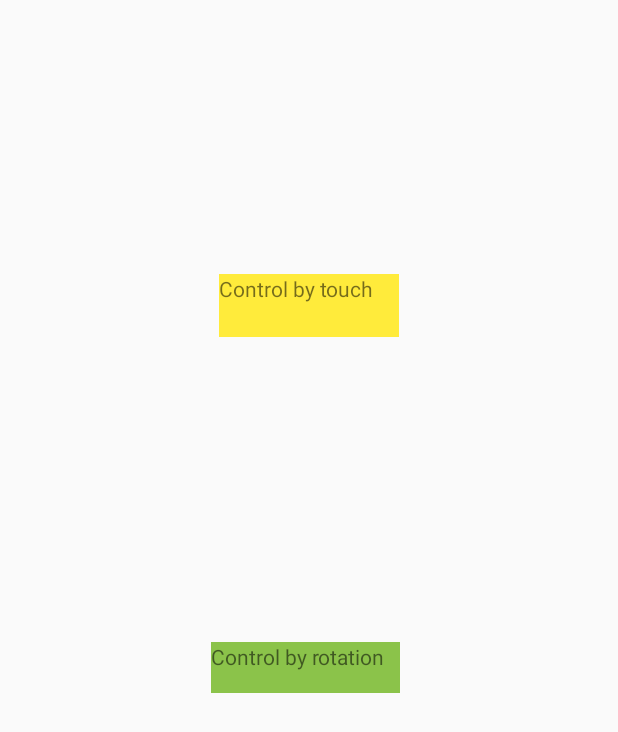
After one commit to JIR0096/LunarLander, an Android app: the SettingActivity screen opened directly, with no data from a screen before it, on a phone screen of 412 x 824 dp. The commit adds this screen. Shown: the top 732 px of the screen. Run offline under Robolectric (Android 15) with nearby library versions, the phone set to English and light mode, and no system bars.

Commit message:
Added settings activity with choice of game control

```diff
--- a/app/src/main/AndroidManifest.xml
+++ b/app/src/main/AndroidManifest.xml
@@ -9,7 +9,8 @@
         android:roundIcon="@mipmap/ic_launcher_round"
         android:supportsRtl="true"
         android:theme="@style/AppTheme">
-        <activity android:name=".GameActivity"></activity>
+        <activity android:name=".SettingActivity"></activity>
+        <activity android:name=".GameActivity" />
         <activity android:name=".MainActivity">
             <intent-filter>
                 <action android:name="android.intent.action.MAIN" />
--- a/app/src/main/java/com/example/lunarlander/MainActivity.java
+++ b/app/src/main/java/com/example/lunarlander/MainActivity.java
@@ -34,4 +34,8 @@ public class MainActivity extends Activity implements View.OnClickListener{
         //starting game activity
         startActivity(new Intent(this, GameActivity.class));
     }
+
+    public void setSettings(View v){
+        startActivity(new Intent(this, SettingActivity.class));
+    }
 }
--- /dev/null
+++ b/app/src/main/java/com/example/lunarlander/SettingActivity.java
@@ -0,0 +1,26 @@
+package com.example.lunarlander;
+
+import androidx.appcompat.app.AppCompatActivity;
+
+import android.os.Bundle;
+import android.view.View;
+
+public class SettingActivity extends AppCompatActivity {
+
+    @Override
+    protected void onCreate(Bundle savedInstanceState) {
+        super.onCreate(savedInstanceState);
+        setContentView(R.layout.activity_setting);
+
+    }
+
+    protected void controlByGyro(View view)
+    {
+        Settings.controlWithGyro = true;
+    }
+
+    protected void controlByTouch(View view)
+    {
+        Settings.controlWithGyro = false;
+    }
+}
--- /dev/null
+++ b/app/src/main/java/com/example/lunarlander/Settings.java
@@ -0,0 +1,5 @@
+package com.example.lunarlander;
+
+public class Settings {
+    public static boolean controlWithGyro;
+}
--- /dev/null
+++ b/app/src/main/res/layout/activity_setting.xml
@@ -0,0 +1,34 @@
+<?xml version="1.0" encoding="utf-8"?>
+<androidx.constraintlayout.widget.ConstraintLayout xmlns:android="http://schemas.android.com/apk/res/android"
+    xmlns:app="http://schemas.android.com/apk/res-auto"
+    xmlns:tools="http://schemas.android.com/tools"
+    android:layout_width="match_parent"
+    android:layout_height="match_parent"
+    tools:context=".SettingActivity">
+
+    <TextView
+        android:id="@+id/textView"
+        android:layout_width="120dp"
+        android:layout_height="42dp"
+        android:background="#FFEB3B"
+        android:text="Control by touch"
+        app:layout_constraintBottom_toTopOf="@+id/textView2"
+        app:layout_constraintEnd_toEndOf="parent"
+        app:layout_constraintStart_toStartOf="parent"
+        app:layout_constraintTop_toTopOf="parent"
+        app:layout_constraintVertical_bias="0.473" />
+
+    <TextView
+        android:id="@+id/textView2"
+        android:layout_width="126dp"
+        android:layout_height="34dp"
+        android:layout_marginBottom="296dp"
+        android:background="#8BC34A"
+        android:text="Control by rotation"
+        app:layout_constraintBottom_toBottomOf="parent"
+        app:layout_constraintEnd_toEndOf="parent"
+        app:layout_constraintHorizontal_bias="0.491"
+        app:layout_constraintStart_toStartOf="parent"
+        app:layout_constraintTop_toTopOf="parent"
+        app:layout_constraintVertical_bias="0.867" />
+</androidx.constraintlayout.widget.ConstraintLayout>
```
Also changed, not shown: app/src/main/res/layout/activity_main.xml (+17 -0 lines).
